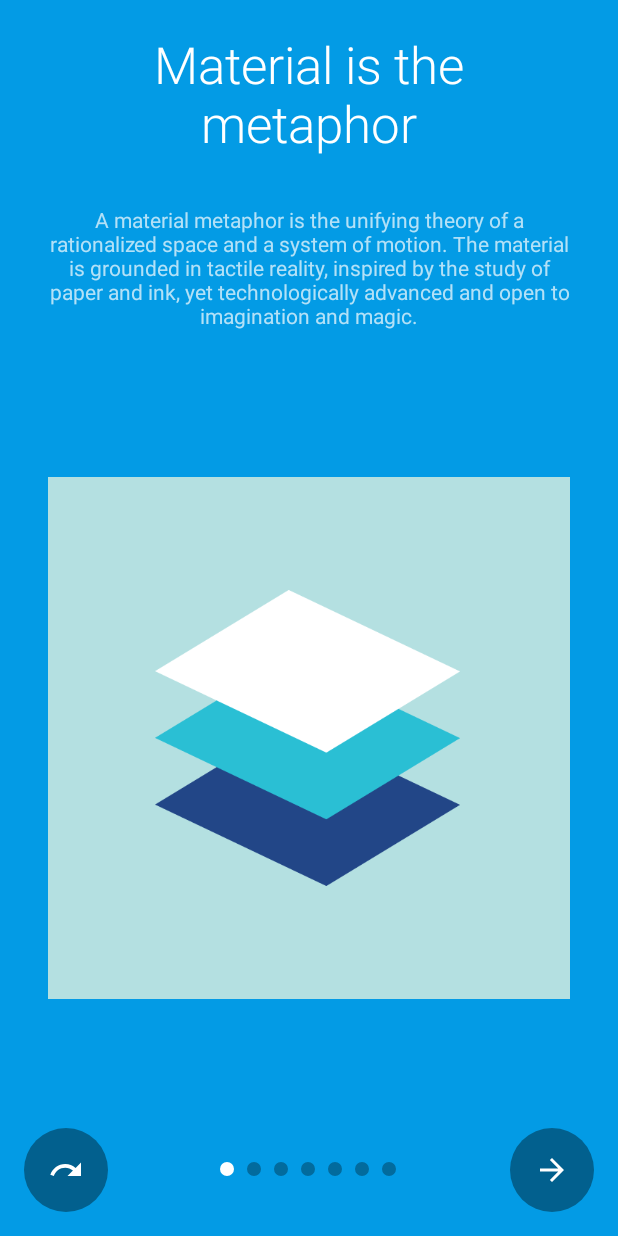
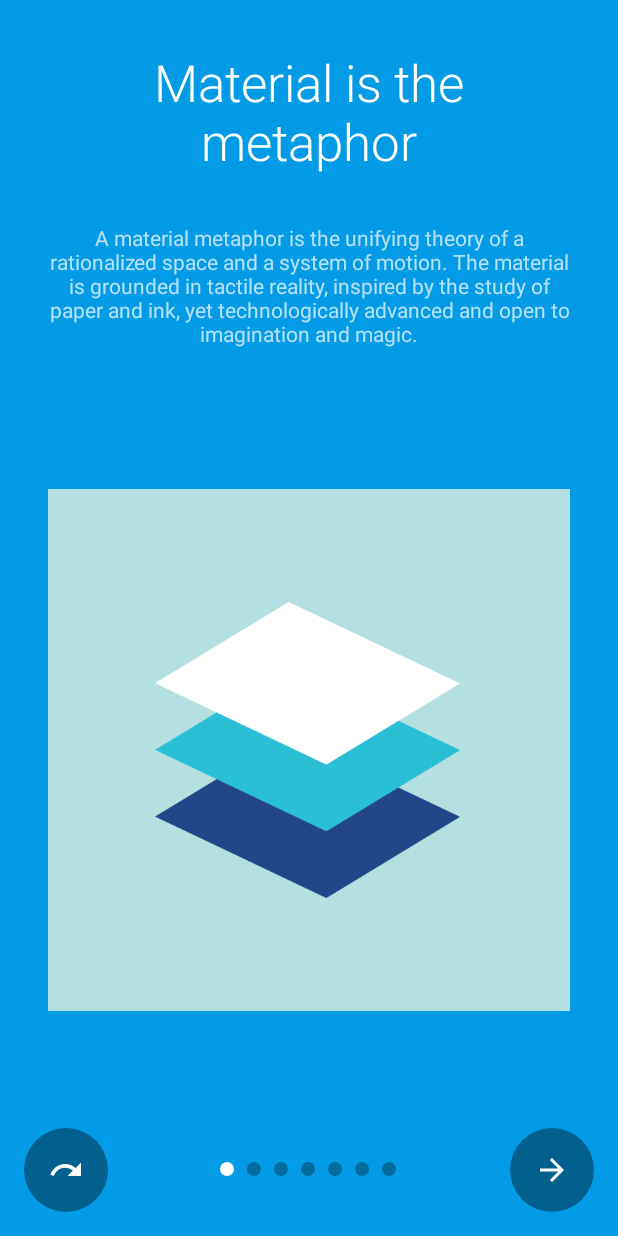
Before and after one commit to janheinrichmerker/material-intro, an Android app: the MaterialIntroActivity screen opened directly, with no data from a screen before it, on a phone screen of 412 x 824 dp. Run offline under Robolectric (Android 15) with nearby library versions, the phone set to English and light mode, and no system bars.

Commit message:
Improved -land/scrollable layouts

```diff
--- a/library/src/main/res/layout-land/fragment_simple_slide.xml
+++ b/library/src/main/res/layout-land/fragment_simple_slide.xml
@@ -6,29 +6,21 @@
     android:baselineAligned="false"
     android:clipToPadding="false"
     android:fitsSystemWindows="false"
-    android:padding="@dimen/mi_baseline">
+    android:paddingLeft="@dimen/mi_baseline"
+    android:paddingRight="@dimen/mi_baseline"
+    android:paddingTop="@dimen/mi_baseline"
+    android:paddingBottom="@dimen/mi_pager_margin_bottom">
 
-    <LinearLayout
+    <ImageView
+        android:id="@id/mi_image"
         android:layout_width="0dp"
-        android:layout_height="match_parent"
+        android:layout_height="wrap_content"
         android:layout_weight="1"
+        android:layout_margin="@dimen/mi_baseline"
+        android:layout_gravity="center"
         android:gravity="center"
-        android:orientation="vertical">
-
-        <ImageView
-            android:id="@id/mi_image"
-            android:layout_width="match_parent"
-            android:layout_height="wrap_content"
-            android:layout_margin="@dimen/mi_baseline"
-            android:gravity="center"
-            tools:ignore="ContentDescription"
-            tools:src="@android:drawable/sym_action_call"/>
-
-        <android.support.v4.widget.Space
-            android:layout_width="match_parent"
-            android:layout_height="@dimen/mi_pager_margin_bottom"/>
-
-    </LinearLayout>
+        tools:ignore="ContentDescription"
+        tools:src="@android:drawable/sym_action_call"/>
 
     <LinearLayout
         android:layout_width="0dp"
@@ -65,10 +57,6 @@
             android:gravity="center"
             android:text="@plurals/mi_label_grant_permission"/>
 
-        <android.support.v4.widget.Space
-            android:layout_width="match_parent"
-            android:layout_height="@dimen/mi_pager_margin_bottom"/>
-
     </LinearLayout>
 
 </LinearLayout>
--- a/library/src/main/res/layout/fragment_simple_slide.xml
+++ b/library/src/main/res/layout/fragment_simple_slide.xml
@@ -7,7 +7,10 @@
     android:fitsSystemWindows="false"
     android:gravity="center"
     android:orientation="vertical"
-    android:padding="@dimen/mi_baseline">
+    android:paddingLeft="@dimen/mi_baseline"
+    android:paddingRight="@dimen/mi_baseline"
+    android:paddingTop="@dimen/mi_baseline"
+    android:paddingBottom="@dimen/mi_pager_margin_bottom">
 
     <TextView
         android:id="@id/mi_title"
@@ -46,8 +49,4 @@
         android:gravity="center"
         android:text="@plurals/mi_label_grant_permission"/>
 
-    <android.support.v4.widget.Space
-        android:layout_width="match_parent"
-        android:layout_height="@dimen/mi_pager_margin_bottom" />
-
 </LinearLayout>
```
Also changed, not shown: library/src/main/res/layout-land/fragment_simple_slide_scrollable.xml (+8 -20 lines), library/src/main/res/layout/fragment_simple_slide_scrollable.xml (+6 -5 lines).
